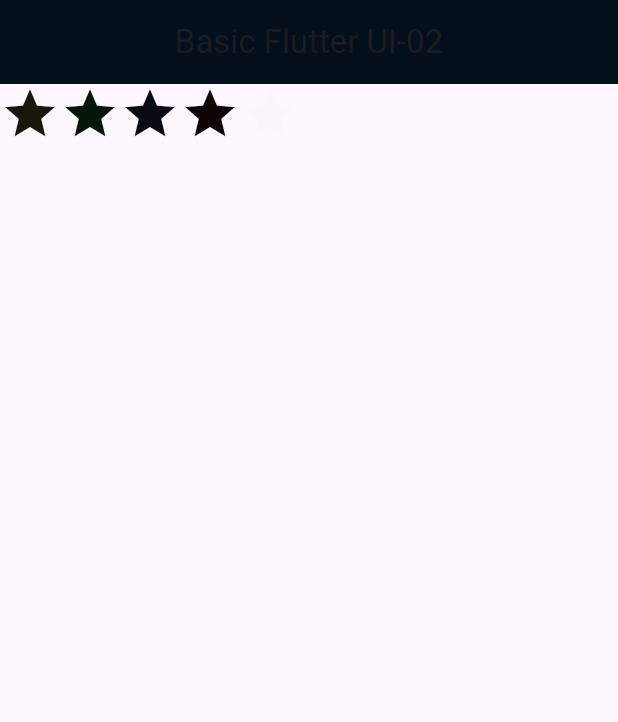
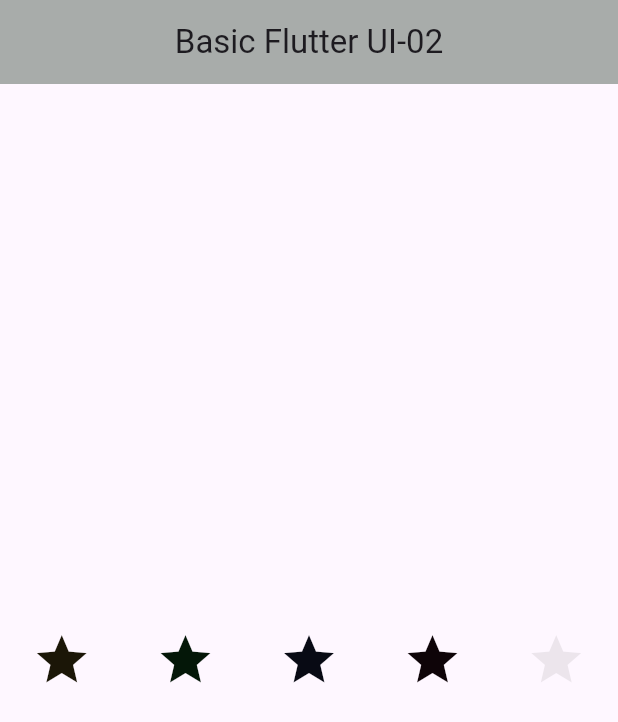
Before and after one commit to Shuvo19013/flutter_application_4, a Flutter app: the screen it shows after launch, on a phone screen of 412 x 824 dp. Shown: the top 722 px of the screen. Run offline on Flutter 3.47's test engine with Material 3 defaults, Android fonts, the phone set to English and light mode, and no system bars.

Commit message:
Wrap with Container and MainAxis,CrossAxis

```diff
--- a/lib/main.dart
+++ b/lib/main.dart
@@ -13,10 +13,16 @@ class Lab5 extends StatelessWidget {
       home: Scaffold(
         appBar: AppBar(
           title: Text("Basic Flutter UI-02"),
-          backgroundColor: const Color.fromARGB(255, 3, 16, 27),
+          backgroundColor: const Color.fromARGB(255, 168, 172, 170),
           centerTitle: true,
         ),
-        body: Row(
+
+        body: Container(
+          height: double.infinity,
+          child: Row(
+
+            mainAxisAlignment: MainAxisAlignment.spaceAround,
+            crossAxisAlignment: CrossAxisAlignment.center,
             children: [
               Icon(
                 Icons.star,
@@ -45,13 +51,14 @@ class Lab5 extends StatelessWidget {
               Icon(
                 Icons.star,
                 size: 40,
-              color: const Color.fromARGB(29, 238, 233, 235),
+                color: const Color.fromARGB(29, 94, 91, 92),
 
               ),
 
             ],
           ),
         ),
+      ),
     );
   }
 }
```
Lines whose indentation alone changed are shown as unchanged.
